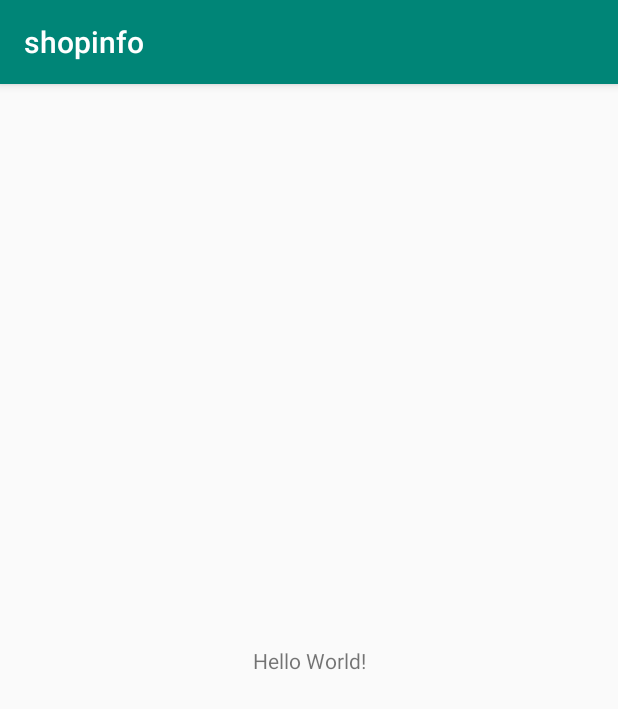
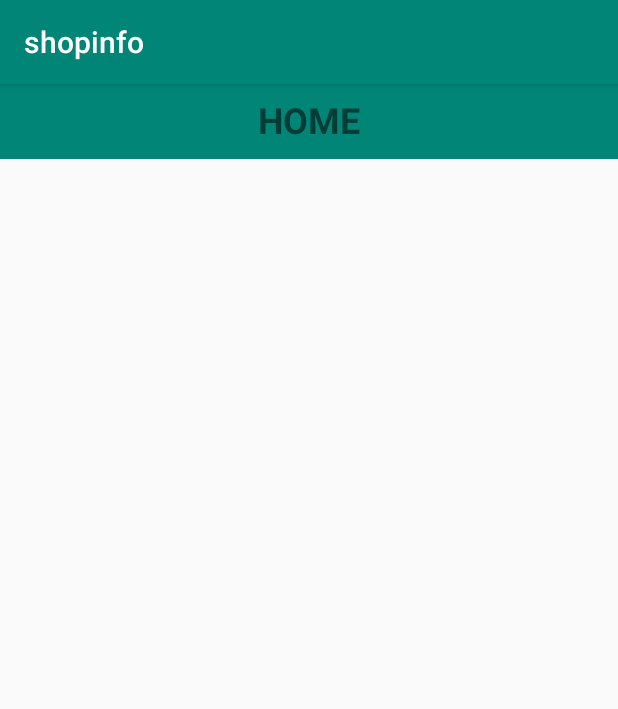
Before and after one commit to naveenpi/shopinfo, an Android app: the screen it shows after launch (MainActivity), on a phone screen of 412 x 824 dp. Shown: the top 709 px of the screen. Run offline under Robolectric (Android 15) with nearby library versions, the phone set to English and light mode, and no system bars.

Commit message:
added text view to activity_main.xml

```diff
--- a/app/src/main/res/layout/activity_main.xml
+++ b/app/src/main/res/layout/activity_main.xml
@@ -7,12 +7,21 @@
     tools:context=".MainActivity">
 
     <TextView
-        android:layout_width="wrap_content"
-        android:layout_height="wrap_content"
-        android:text="Hello World!"
+        android:layout_width="match_parent"
+        android:layout_height="50dp"
+        android:text="HOME"
+        android:textAlignment="center"
+        android:padding="7dp"
+        android:textSize="24sp"
+        android:textStyle="bold"
+        android:background="@color/colorPrimary"
         app:layout_constraintBottom_toBottomOf="parent"
+        app:layout_constraintHorizontal_bias="0.0"
         app:layout_constraintLeft_toLeftOf="parent"
         app:layout_constraintRight_toRightOf="parent"
-        app:layout_constraintTop_toTopOf="parent" />
+        app:layout_constraintTop_toTopOf="parent"
+        app:layout_constraintVertical_bias="0.0" />
+
+
 
 </androidx.constraintlayout.widget.ConstraintLayout>
```
